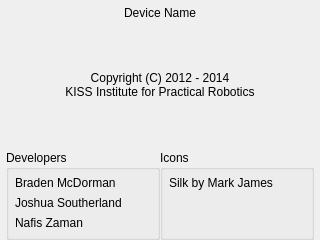
Qt form ui/AboutWidget.ui (kipr/botui) before a commit.
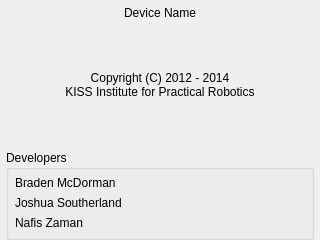
The same form after that commit.

Commit message:
Removed Silk credit from AboutWidget
Will credit elsewhere

Patch:
```diff
--- a/ui/AboutWidget.ui
+++ b/ui/AboutWidget.ui
@@ -136,38 +136,6 @@
        </layout>
       </widget>
      </item>
-     <item>
-      <widget class="QGroupBox" name="groupBox">
-       <property name="title">
-        <string>Icons</string>
-       </property>
-       <layout class="QVBoxLayout" name="verticalLayout_3">
-        <property name="margin">
-         <number>6</number>
-        </property>
-        <item>
-         <widget class="QLabel" name="label_3">
-          <property name="text">
-           <string>Silk by Mark James</string>
-          </property>
-         </widget>
-        </item>
-        <item>
-         <spacer name="verticalSpacer">
-          <property name="orientation">
-           <enum>Qt::Vertical</enum>
-          </property>
-          <property name="sizeHint" stdset="0">
-           <size>
-            <width>20</width>
-            <height>40</height>
-           </size>
-          </property>
-         </spacer>
-        </item>
-       </layout>
-      </widget>
-     </item>
     </layout>
    </item>
   </layout>
```
